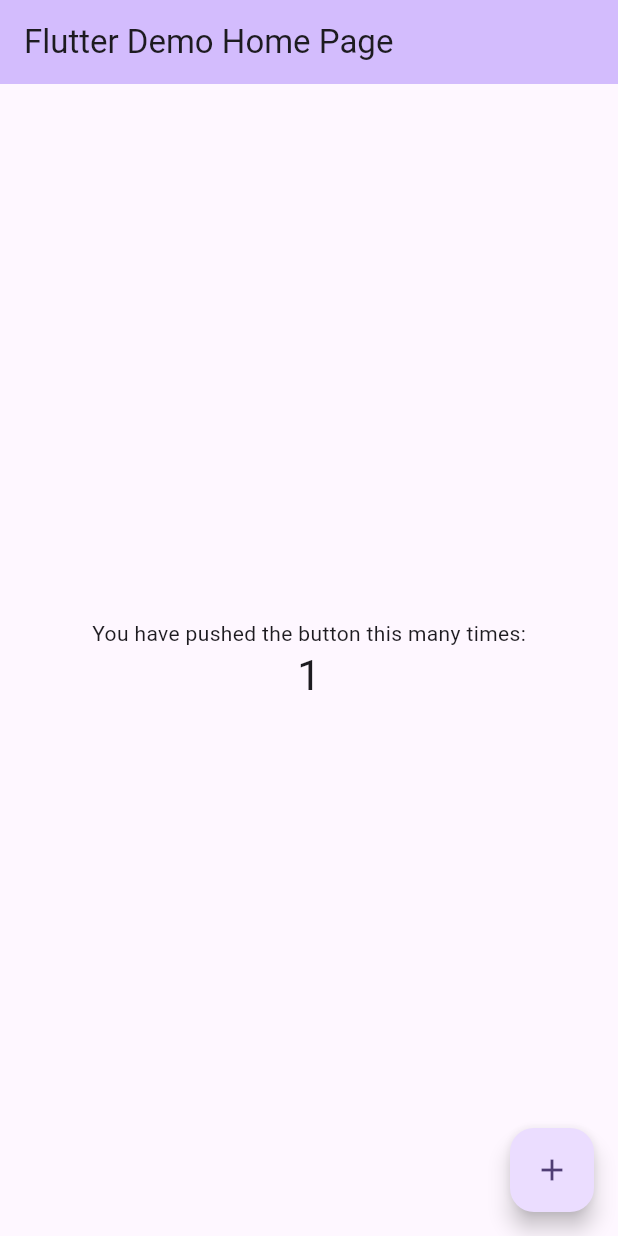
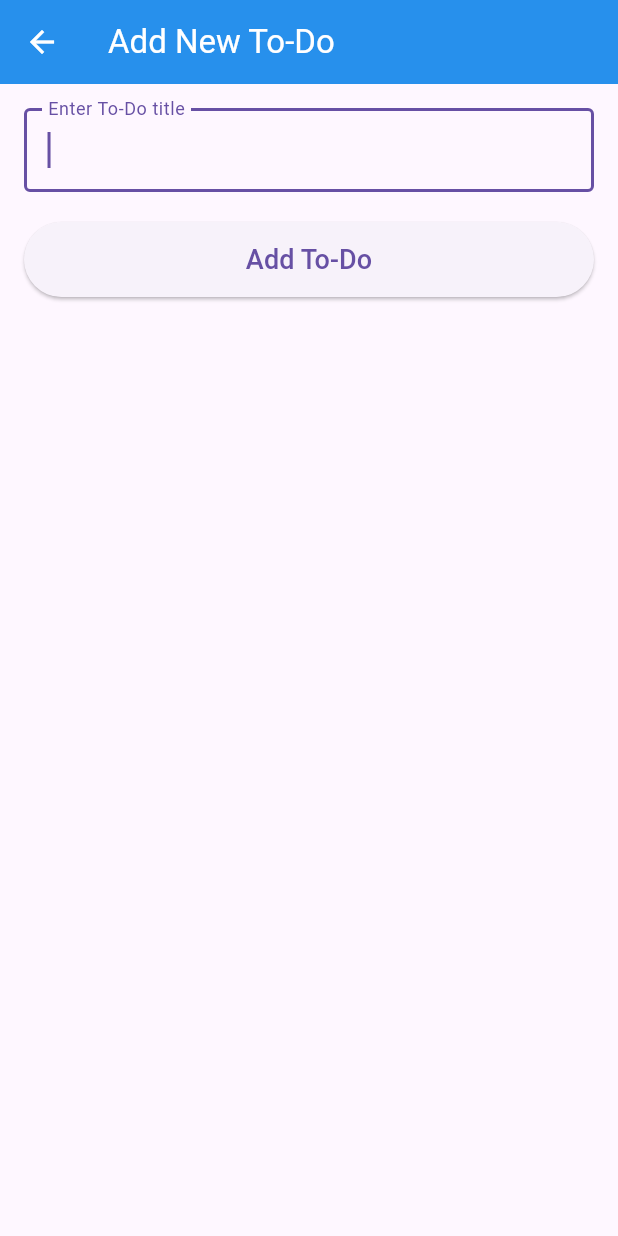
Before and after one commit to Raghav-gpu/msc_igdtuw, a Flutter app: the screen it shows after launch, after a tap on the "add" icon, on a phone screen of 412 x 824 dp. Run offline on Flutter 3.47's test engine with Material 3 defaults, Android fonts, the light colour scheme and no system bars.

Commit message:
Todo app

```diff
--- /dev/null
+++ b/lib/add_todo_screen.dart
@@ -0,0 +1,50 @@
+import 'package:flutter/material.dart';
+
+class AddTodoScreen extends StatefulWidget{
+  const AddTodoScreen({super.key});
+
+  @override
+  State<AddTodoScreen> createState() => _AddTodoScreenState();
+}
+class _AddTodoScreenState extends State<AddTodoScreen>{
+  final TextEditingController _textFieldController = TextEditingController();
+
+  void _submitTodo(){
+    final String text = _textFieldController.text;
+    if(text.isNotEmpty){
+      Navigator.pop(context,text);
+    }
+  }
+
+  @override
+  void dispose(){
+    _textFieldController.dispose();
+    super.dispose();
+  }
+  @override
+  Widget build(BuildContext context){
+    return Scaffold(
+      appBar: AppBar(title: Text("Add New To-Do"),),
+      body: Padding(padding: const EdgeInsets.all(16),
+      child: Column(children: [
+        TextField(
+          controller: _textFieldController,
+          autofocus: true,
+          decoration: const InputDecoration(
+            labelText: "Enter To-Do title",
+            border: OutlineInputBorder(),
+          ),
+          onSubmitted: (_) => _submitTodo(),
+        ),
+        const SizedBox(height: 20,),
+        ElevatedButton(
+          onPressed: _submitTodo,
+          style: ElevatedButton.styleFrom(
+            minimumSize: const Size.fromHeight(50),
+          ),
+          child: const Text("Add To-Do", style: TextStyle(fontSize: 18),
+        )
+      )],)
+    )
+  );}
+}
--- a/lib/home_screen.dart
+++ b/lib/home_screen.dart
@@ -1,79 +1,125 @@
 import 'package:flutter/material.dart';
-import 'package:msc/todo_item.dart';
+import 'package:msc/add_todo_screen.dart';
+import 'todo_item.dart';
+//import 'add_todo_screen.dart';
 
+// HomeScreen is a stateful widget because its content (the to-do list) will change.
 class HomeScreen extends StatefulWidget {
   const HomeScreen({super.key});
 
   @override
   State<HomeScreen> createState() => _HomeScreenState();
-
-
 }
 
 class _HomeScreenState extends State<HomeScreen> {
 
-  final List<TodoItem> _todos = [TodoItem(title: 'Complete the todo app',),
-  TodoItem(title: 'Write documentation'),
-  TodoItem(title: 'Test the app',),
-  TodoItem(title: 'Deploy the app'),
-
+  final List<TodoItem> _todos = [
+    TodoItem(title: 'Complete the todo app'),
+    TodoItem(title: 'Write documentation'),
+    TodoItem(title: 'Test the app'),
+    TodoItem(title: 'Deploy the app'),
   ];
 
-  void _addTodoItem () async{
-    final newTodotitle = await Navigator.push<String>(
+
+  void _addTodoItem() async {
+
+    final newTodoTitle = await Navigator.push<String>(
       context,
       MaterialPageRoute(builder: (context) => const AddTodoScreen()),
     );
 
-    if(newTodotitle != null && newTodotitle.trim().isNotEmpty){
+
+    if (newTodoTitle != null && newTodoTitle.trim().isNotEmpty) {
       setState(() {
-        _todos.add(TodoItem(title: newTodotitle));
+        _todos.add(TodoItem(title: newTodoTitle));
       });
     }
   }
 
-  // mark the tasks done or not done
-  void _toggleTodoItem(int index){
+  void _toggleTodoItem(int index) {
     setState(() {
       _todos[index].isDone = !_todos[index].isDone;
     });
   }
 
 
-  void _deleteTodoItem(int index){
+  void _deleteTodoItem(int index) {
     setState(() {
       _todos.removeAt(index);
     });
   }
 
-
-
   @override
   Widget build(BuildContext context) {
     return Scaffold(
-      appBar: AppBar(title: Text("To-Do App",),),
-      body: _todos.isEmpty ? const Center(child: Text("To Do list is Empty", style: TextStyle(fontSize: 18 , color: Colors.grey), ) ,
-      ) : ListView.builder(
-        itemCount: _todos.length,
-        itemBuilder: (context, index){
-          final todo = _todos[index];
-          return Dismissible(key: Key(todo.title + index.toString()),
-          onDismissed: (direction){
-            _deleteTodoItem(index);
-            ScaffoldMessenger.of(context).showSnackBar(SnackBar(content: Text('Deleted "${todo.title}"')));
-          }
-          background: Container(color: Colors.red,),
-          ,child: Card(ListTile(leading: Checkbox(value: todo.isDone, onChanged: (bool? value){
-            _toggleTodoItem(index);
-          }),
-          title: Text(todo.title),
+      appBar: AppBar(
+        title: const Text("To-Do App"),
+      ),
 
-          ),),
-          )
-        }
-      )
-    )
+      body: _todos.isEmpty
 
+          ? const Center(
+              child: Text(
+              "To Do list is Empty",
+              style: TextStyle(fontSize: 18, color: Colors.grey),
+            ))
+
+          : Center(
+
+            child: ListView.builder(
+                itemCount: _todos.length,
+                itemBuilder: (context, index) {
+                  final todo = _todos[index];
+
+                  return Dismissible(
+                    key: Key(todo.title + index.toString()),
+                    onDismissed: (direction) {
+                      _deleteTodoItem(index);
+                      // Show a snackbar to confirm deletion.
+                      ScaffoldMessenger.of(context).showSnackBar(
+                          SnackBar(content: Text('Deleted "${todo.title}"')));
+                    },
+
+                    background: Container(
+                      color: Colors.red,
+                      alignment: Alignment.centerRight,
+                      padding: const EdgeInsets.symmetric(horizontal: 20.0),
+                      child: const Icon(Icons.delete, color: Colors.white),
+                    ),
+
+                    child: Card(
+                      margin: const EdgeInsets.symmetric(horizontal: 8.0, vertical: 4.0),
+                      child: ListTile(
+
+                        leading: Checkbox(
+                          value: todo.isDone,
+                          onChanged: (bool? value) {
+                            _toggleTodoItem(index);
+                          },
+                        ),
+
+                        title: Text(
+                          todo.title,
+
+                          style: TextStyle(
+                            decoration: todo.isDone
+                                ? TextDecoration.lineThrough
+                                : TextDecoration.none,
+                            color: todo.isDone ? Colors.grey : Colors.black,
+                          ),
+                        ),
+                      ),
+                    ),
+                  );
+                },
+              ),
+          ),
+
+      floatingActionButton: FloatingActionButton(
+        onPressed: _addTodoItem,
+        tooltip: 'Add To-Do Item',
+        child: const Icon(Icons.add),
+      ),
+    );
   }
-
 }
--- a/lib/main.dart
+++ b/lib/main.dart
@@ -1,98 +1,30 @@
 import 'package:flutter/material.dart';
+import 'package:msc/home_screen.dart';
 
-void main() {
+void main(){
   runApp(const MyApp());
 }
 
+
 class MyApp extends StatelessWidget {
   const MyApp({super.key});
-
-  // This widget is the root of your application.
   @override
   Widget build(BuildContext context) {
-    return MaterialApp(
-      title: 'Flutter Demo',
+    return MaterialApp(   // Material and another is cupertino
+      title: 'To-do App',
       theme: ThemeData(
-
-        colorScheme: ColorScheme.fromSeed(seedColor: Colors.deepPurple),
-        useMaterial3: true,
+        primarySwatch: Colors.blue,
+        appBarTheme: const AppBarTheme(
+          backgroundColor: Colors.blue,
+          foregroundColor: Colors.white,
+          elevation: 4,
+        ),
+        floatingActionButtonTheme: const FloatingActionButtonThemeData(
+          backgroundColor: Colors.blue,
+          foregroundColor: Colors.white,
+        ),
       ),
-      home: const MyHomePage(title: 'Flutter Demo Home Page'),
+      home: HomeScreen(),
     );
   }
 }
-
-class MyHomePage extends StatefulWidget {
-  const MyHomePage({super.key, required this.title});
-
-
-  final String title;
-
-  @override
-  State<MyHomePage> createState() => _MyHomePageState();
-}
-
-class _MyHomePageState extends State<MyHomePage> {
-  int _counter = 0;
-
-  void _incrementCounter() {
-    setState(() {
-      _counter++;
-    });
-  }
-
-  @override
-  Widget build(BuildContext context) {
-    // This method is rerun every time setState is called, for instance as done
-    // by the _incrementCounter method above.
-    //
-    // The Flutter framework has been optimized to make rerunning build methods
-    // fast, so that you can just rebuild anything that needs updating rather
-    // than having to individually change instances of widgets.
-    return Scaffold(
-      appBar: AppBar(
-        // TRY THIS: Try changing the color here to a specific color (to
-        // Colors.amber, perhaps?) and trigger a hot reload to see the AppBar
-        // change color while the other colors stay the same.
-        backgroundColor: Theme.of(context).colorScheme.inversePrimary,
-        // Here we take the value from the MyHomePage object that was created by
-        // the App.build method, and use it to set our appbar title.
-        title: Text(widget.title),
-      ),
-      body: Center(
-        // Center is a layout widget. It takes a single child and positions it
-        // in the middle of the parent.
-        child: Column(
-          // Column is also a layout widget. It takes a list of children and
-          // arranges them vertically. By default, it sizes itself to fit its
-          // children horizontally, and tries to be as tall as its parent.
-          //
-          // Column has various properties to control how it sizes itself and
-          // how it positions its children. Here we use mainAxisAlignment to
-          // center the children vertically; the main axis here is the vertical
-          // axis because Columns are vertical (the cross axis would be
-          // horizontal).
-          //
-          // TRY THIS: Invoke "debug painting" (choose the "Toggle Debug Paint"
-          // action in the IDE, or press "p" in the console), to see the
-          // wireframe for each widget.
-          mainAxisAlignment: MainAxisAlignment.center,
-          children: <Widget>[
-            const Text(
-              'You have pushed the button this many times:',
-            ),
-            Text(
-              '$_counter',
-              style: Theme.of(context).textTheme.headlineMedium,
-            ),
-          ],
-        ),
-      ),
-      floatingActionButton: FloatingActionButton(
-        onPressed: _incrementCounter,
-        tooltip: 'Increment',
-        child: const Icon(Icons.add),
-      ), // This trailing comma makes auto-formatting nicer for build methods.
-    );
-  }
-}
```
